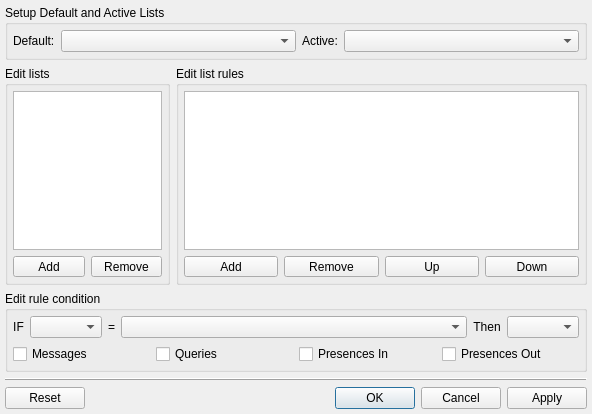
Above: trunk/src/plugins/privacylists/editlistsdialog.ui from vacuum-im/vacuum-im before the change. Below: the same form after it.
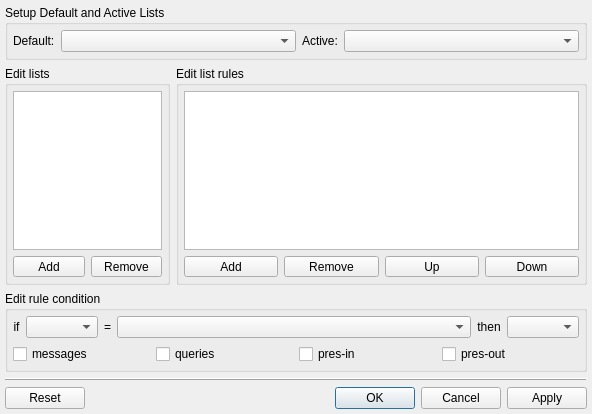
That is the form after the change.

```diff
--- a/trunk/src/plugins/privacylists/editlistsdialog.ui
+++ b/trunk/src/plugins/privacylists/editlistsdialog.ui
@@ -221,7 +221,7 @@
         <item>
          <widget class="QLabel" name="lblType" >
           <property name="text" >
-           <string>IF</string>
+           <string>if</string>
           </property>
           <property name="alignment" >
            <set>Qt::AlignCenter</set>
@@ -257,7 +257,7 @@
         <item>
          <widget class="QLabel" name="lblThen" >
           <property name="text" >
-           <string>Then</string>
+           <string>then</string>
           </property>
           <property name="alignment" >
            <set>Qt::AlignCenter</set>
@@ -274,28 +274,28 @@
         <item>
          <widget class="QCheckBox" name="chbMessage" >
           <property name="text" >
-           <string>Messages</string>
+           <string>messages</string>
           </property>
          </widget>
         </item>
         <item>
          <widget class="QCheckBox" name="chbQueries" >
           <property name="text" >
-           <string>Queries</string>
+           <string>queries</string>
           </property>
          </widget>
         </item>
         <item>
          <widget class="QCheckBox" name="chbPresenceIn" >
           <property name="text" >
-           <string>Presences In</string>
+           <string>pres-in</string>
           </property>
          </widget>
         </item>
         <item>
          <widget class="QCheckBox" name="chbPresenceOut" >
           <property name="text" >
-           <string>Presences Out</string>
+           <string>pres-out</string>
           </property>
          </widget>
         </item>
```
